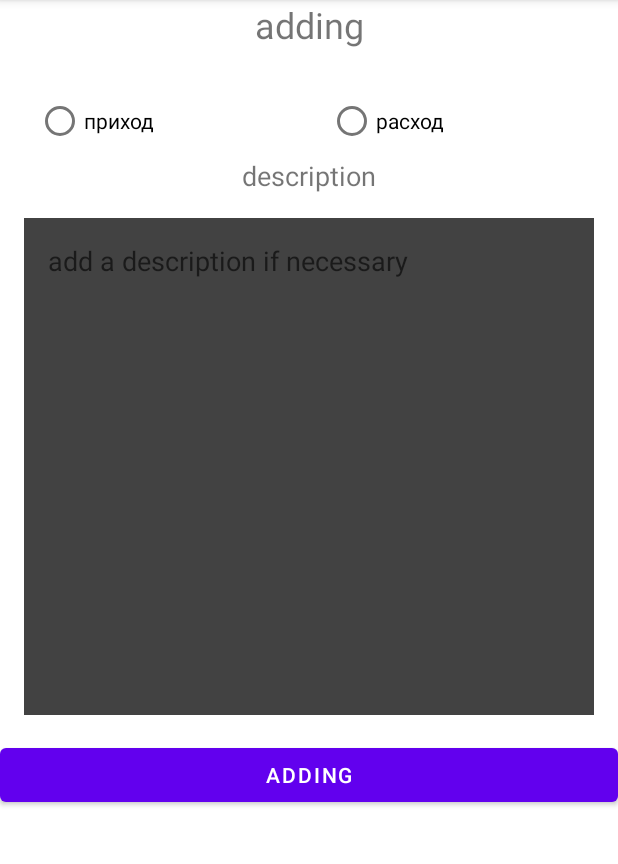
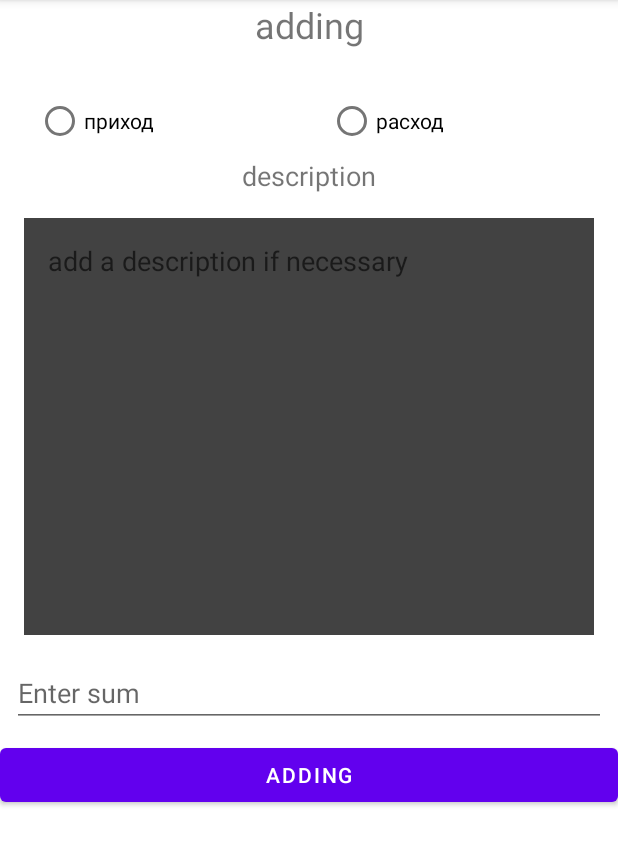
Before and after one commit to chicony83/homeBuch, an Android app: the screen it shows after launch (AddNewmoneyMovingActivity), after a tap on "ADD INCOME/COSTS", on a phone screen of 412 x 824 dp, the part 84-948 px from its top. Run offline under Robolectric (Android 15) with nearby library versions, the phone set to English and light mode, and no system bars; our stand-ins replace Room's generated code.

Commit message:
add add moving money

```diff
--- a/app/src/main/java/com/chico/homebuch/AddNewmoneyMovingActivity.kt
+++ b/app/src/main/java/com/chico/homebuch/AddNewmoneyMovingActivity.kt
@@ -1,17 +1,74 @@
 package com.chico.homebuch
 
+import android.app.Activity
 import android.content.pm.ActivityInfo
 import androidx.appcompat.app.AppCompatActivity
 import android.os.Bundle
 import android.view.WindowManager
+import android.widget.Button
+import android.widget.EditText
+import android.widget.RadioButton
+import android.widget.Toast
+import com.chico.homebuch.database.AppDataBase
+import com.chico.homebuch.database.entity.MovingMoneyInfo
+import kotlinx.coroutines.CoroutineScope
+import kotlinx.coroutines.Dispatchers
+import kotlinx.coroutines.launch
 
 class AddNewmoneyMovingActivity : AppCompatActivity() {
+
+    private val moneyDao by lazy { AppDataBase.getInstance(applicationContext)?.getMoneyDao() }
+
+    private lateinit var descriptionEt: EditText
+    private lateinit var sumEt: EditText
+    private lateinit var incomingRb: RadioButton
+    private lateinit var costRb: RadioButton
+    private lateinit var addBtn: Button
+
+
     override fun onCreate(savedInstanceState: Bundle?) {
         super.onCreate(savedInstanceState)
         setContentView(R.layout.activity_add_new_money_moving)
         setActivityFlags()
         setActivityOrientation()
+        initLayout()
+    }
 
+    private fun initLayout() {
+        descriptionEt = findViewById(R.id.description_et)
+        sumEt = findViewById(R.id.sum_et)
+        incomingRb = findViewById(R.id.incomingMoney_radio)
+        costRb = findViewById(R.id.costMoney_radio)
+        addBtn = findViewById(R.id.addingInBase_button)
+        addBtn.setOnClickListener {
+            addInDataBase()
+        }
+    }
+
+    private fun addInDataBase() {
+        if (descriptionEt.text.isNotEmpty() && sumEt.text.isNotEmpty()) {
+            val desc = descriptionEt.text.toString()
+            val sum = sumEt.text.toString().toDouble()
+            val view = if (incomingRb.isChecked){
+                1
+            } else {
+                0
+            }
+            CoroutineScope(Dispatchers.IO).launch {
+                moneyDao?.addMovingMoney(
+                    MovingMoneyInfo(
+                        total = sum,
+                        moneyView = view,
+                        description = desc,
+                        date = "10.02.2020"
+                    )
+                )
+            }
+            setResult(Activity.RESULT_OK)
+            finish()
+        } else {
+            Toast.makeText(this, "Заполните все поля", Toast.LENGTH_SHORT).show()
+        }
     }
 
     private fun setActivityOrientation() {
--- a/app/src/main/java/com/chico/homebuch/MainActivity.kt
+++ b/app/src/main/java/com/chico/homebuch/MainActivity.kt
@@ -1,5 +1,6 @@
 package com.chico.homebuch
 
+import android.app.Activity
 import android.content.Intent
 import android.content.pm.ActivityInfo
 import androidx.appcompat.app.AppCompatActivity
@@ -34,8 +35,9 @@ class MainActivity : AppCompatActivity() {
 
         val addNewMoneyMovingButton = findViewById<Button>(R.id.addNewMovingMoney_button)
         addNewMoneyMovingButton.setOnClickListener {
-            startActivity(
-                Intent(this, AddNewmoneyMovingActivity::class.java)
+            startActivityForResult(
+                Intent(this, AddNewmoneyMovingActivity::class.java),
+                1010
             )
         }
     }
@@ -90,4 +92,11 @@ class MainActivity : AppCompatActivity() {
             R.id.allMovingMoney_button -> {updateRecycler()}
         }
     }
+
+    override fun onActivityResult(requestCode: Int, resultCode: Int, data: Intent?) {
+        super.onActivityResult(requestCode, resultCode, data)
+        if (requestCode == 1010 && resultCode == Activity.RESULT_OK){
+            updateRecycler()
+        }
+    }
 }
--- a/app/src/main/res/layout/activity_add_new_money_moving.xml
+++ b/app/src/main/res/layout/activity_add_new_money_moving.xml
@@ -71,15 +71,29 @@
             tools:layout_editor_absoluteX="16dp" />
 
         <EditText
-            android:padding="@dimen/doubleMargin"
-            android:gravity="start"
+            android:id="@+id/description_et"
             android:layout_width="match_parent"
             android:layout_height="0dp"
             android:layout_margin="@dimen/doubleMargin"
             android:background="@color/cardview_dark_background"
+            android:gravity="start"
+            android:hint="@string/description_editText"
+            android:padding="@dimen/doubleMargin"
+
+            app:layout_constraintBottom_toTopOf="@+id/sum_et"
+            app:layout_constraintTop_toBottomOf="@+id/textView2"
+            tools:layout_editor_absoluteX="16dp" />
+
+        <EditText
+            android:id="@+id/sum_et"
+            android:layout_width="match_parent"
+            android:layout_height="wrap_content"
+            android:layout_margin="@dimen/normalMargin"
             app:layout_constraintBottom_toTopOf="@+id/addingInBase_button"
-            app:layout_constraintTop_toBottomOf="@+id/textView2"
-            android:hint="@string/description_editText"/>
+            tools:layout_editor_absoluteX="8dp"
+            android:hint="@string/enter_sum"
+            android:inputType="number"
+            android:singleLine="true"/>
 
         <Button
             android:text="@string/addingNewMoneyMove_text"
--- a/app/src/main/res/values/strings.xml
+++ b/app/src/main/res/values/strings.xml
@@ -7,4 +7,5 @@
     <string name="addingNewMoneyMove_text">adding</string>
     <string name="description_text">description</string>
     <string name="description_editText">add a description if necessary</string>
+    <string name="enter_sum">Enter sum</string>
 </resources>
```
